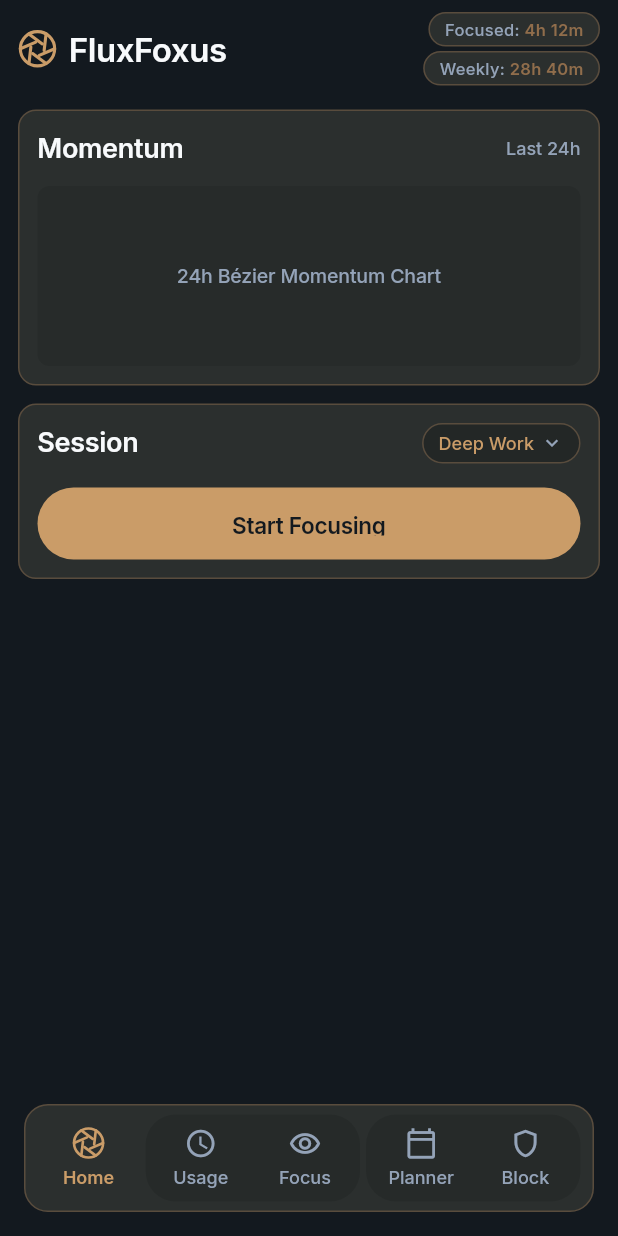
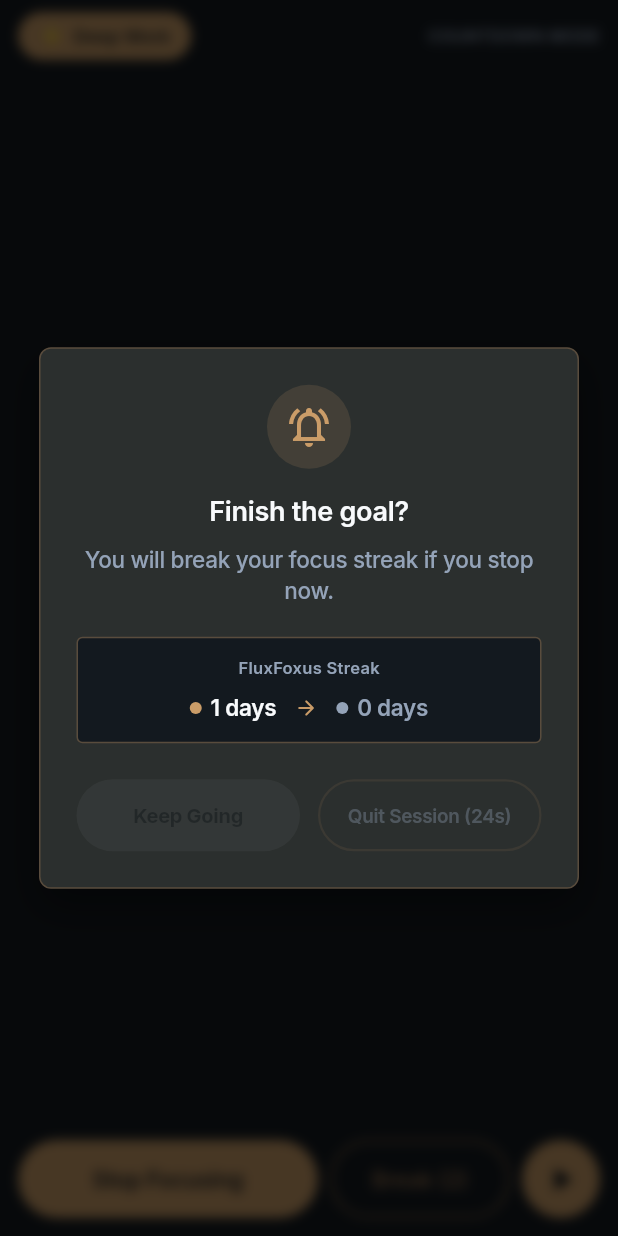
Before and after one commit to Arid-P/The_Flux, a Flutter app: the FocusSessionScreen screen opened by its route, after a tap on "Stop Focusing", on a phone screen of 412 x 824 dp. Run offline on Flutter 3.47's test engine with Material 3 defaults, Android fonts, the light colour scheme and no system bars; our stand-ins replace flutter_riverpod, go_router, google_fonts, hive_flutter, permission_handler, sqflite; missing offline and left inert: flutter_foreground_task; accounts and stored records are empty.

Commit message:
Something done. I ran i out of credits.

```diff
--- /dev/null
+++ b/fluxfoxus/lib/features/focus/data/streak_repository.dart
@@ -0,0 +1,147 @@
+import 'package:flutter_riverpod/flutter_riverpod.dart';
+import 'package:sqflite/sqflite.dart';
+
+import '../../../core/database/app_database.dart';
+import '../../../core/database/database_tables.dart';
+
+/// Abstract repository managing streak persistence and resets.
+abstract class StreakRepository {
+  /// Fetches the current active streak count in days.
+  Future<int> getCurrentStreak();
+
+  /// Resets the current streak to 0 upon abandoning/quitting a session.
+  Future<void> resetStreak();
+
+  /// Sets or increments the current streak.
+  Future<void> updateStreak(int days);
+}
+
+/// SQLite implementation of [StreakRepository] using [AppDatabase].
+class SqliteStreakRepository implements StreakRepository {
+  SqliteStreakRepository(this._database);
+
+  final AppDatabase _database;
+
+  @override
+  Future<int> getCurrentStreak() async {
+    final db = await _database.database;
+    final rows = await db.query(
+      DatabaseTables.streakRecords,
+      columns: [DatabaseTables.colStreakCurrent],
+      orderBy: '${DatabaseTables.colStreakId} DESC',
+      limit: 1,
+    );
+
+    if (rows.isEmpty) return 0;
+    return (rows.first[DatabaseTables.colStreakCurrent] as num?)?.toInt() ?? 0;
+  }
+
+  @override
+  Future<void> resetStreak() async {
+    final db = await _database.database;
+    final nowMs = DateTime.now().millisecondsSinceEpoch;
+
+    final existing = await db.query(
+      DatabaseTables.streakRecords,
+      columns: [DatabaseTables.colStreakId],
+      orderBy: '${DatabaseTables.colStreakId} DESC',
+      limit: 1,
+    );
+
+    if (existing.isNotEmpty) {
+      final id = existing.first[DatabaseTables.colStreakId];
+      await db.update(
+        DatabaseTables.streakRecords,
+        {
+          DatabaseTables.colStreakCurrent: 0,
+          DatabaseTables.colStreakUpdatedAt: nowMs,
+        },
+        where: '${DatabaseTables.colStreakId} = ?',
+        whereArgs: [id],
+      );
+    } else {
+      await db.insert(
+        DatabaseTables.streakRecords,
+        {
+          DatabaseTables.colStreakCurrent: 0,
+          DatabaseTables.colStreakLongest: 0,
+          DatabaseTables.colStreakMinSessionsPerDay: 1,
+          DatabaseTables.colStreakUpdatedAt: nowMs,
+        },
+        conflictAlgorithm: ConflictAlgorithm.replace,
+      );
+    }
+  }
+
+  @override
+  Future<void> updateStreak(int days) async {
+    final db = await _database.database;
+    final nowMs = DateTime.now().millisecondsSinceEpoch;
+
+    final existing = await db.query(
+      DatabaseTables.streakRecords,
+      orderBy: '${DatabaseTables.colStreakId} DESC',
+      limit: 1,
+    );
+
+    if (existing.isNotEmpty) {
+      final id = existing.first[DatabaseTables.colStreakId];
+      final currentLongest =
+          (existing.first[DatabaseTables.colStreakLongest] as num?)?.toInt() ?? 0;
+      final newLongest = days > currentLongest ? days : currentLongest;
+
+      await db.update(
+        DatabaseTables.streakRecords,
+        {
+          DatabaseTables.colStreakCurrent: days,
+          DatabaseTables.colStreakLongest: newLongest,
+          DatabaseTables.colStreakUpdatedAt: nowMs,
+        },
+        where: '${DatabaseTables.colStreakId} = ?',
+        whereArgs: [id],
+      );
+    } else {
+      await db.insert(
+        DatabaseTables.streakRecords,
+        {
+          DatabaseTables.colStreakCurrent: days,
+          DatabaseTables.colStreakLongest: days,
+          DatabaseTables.colStreakMinSessionsPerDay: 1,
+          DatabaseTables.colStreakUpdatedAt: nowMs,
+        },
+        conflictAlgorithm: ConflictAlgorithm.replace,
+      );
+    }
+  }
+}
+
+/// Fake in-memory implementation of [StreakRepository] for testing.
+class FakeStreakRepository implements StreakRepository {
+  FakeStreakRepository({int initialStreak = 0}) : _streak = initialStreak;
+
+  int _streak;
+
+  @override
+  Future<int> getCurrentStreak() async => _streak;
+
+  @override
+  Future<void> resetStreak() async {
+    _streak = 0;
+  }
+
+  @override
+  Future<void> updateStreak(int days) async {
+    _streak = days;
+  }
+}
+
+/// Riverpod provider for [StreakRepository].
+final streakRepositoryProvider = Provider<StreakRepository>((ref) {
+  return SqliteStreakRepository(AppDatabase());
+});
+
+/// Riverpod provider for the current active streak count.
+final currentStreakProvider = FutureProvider<int>((ref) async {
+  final repo = ref.watch(streakRepositoryProvider);
+  return repo.getCurrentStreak();
+});
--- /dev/null
+++ b/fluxfoxus/lib/features/focus/domain/wait_time_calculator.dart
@@ -0,0 +1,47 @@
+/// Wait time calculator for the Stop Focusing discipline friction modal.
+///
+/// Implements TRD Section 5.3.3.
+/// Calculates a required wait time between 15 and 25 seconds based on
+/// current streak days and distracting app usage ratio.
+/// Note: Productive app time is strictly excluded from usage calculations.
+class WaitTimeCalculator {
+  const WaitTimeCalculator._();
+
+  /// Calculates the required wait time in seconds (clamped between 15 and 25).
+  static int calculateWaitSeconds({
+    required int streakDays,
+    required Duration todayDistractingUsage,
+    required Duration avgDistractingUsage,
+  }) {
+    final weights = getWeights(streakDays);
+
+    final usageRatio = avgDistractingUsage.inSeconds == 0
+        ? 1.0
+        : todayDistractingUsage.inSeconds / avgDistractingUsage.inSeconds;
+
+    final streakScore = weights.streak * 25;
+    final usageScore = weights.usage * 25 * usageRatio.clamp(0.0, 1.0);
+
+    return (streakScore + usageScore).clamp(15.0, 25.0).round();
+  }
+
+  /// Returns the weight distribution between streak length and distracting usage.
+  ///
+  /// | Streak Length | Streak Weight | Usage Weight |
+  /// | < 10 days     | 55%           | 45%          |
+  /// | 10–20 days    | 45%           | 55%          |
+  /// | 21–29 days    | 40%           | 60%          |
+  /// | 30–44 days    | 25%           | 75%          |
+  /// | 45–59 days    | 15%           | 85%          |
+  /// | 60–89 days    | 10%           | 90%          |
+  /// | ≥ 100 days    | 0%            | 100%         |
+  static ({double streak, double usage}) getWeights(int days) {
+    if (days < 10) return (streak: 0.55, usage: 0.45);
+    if (days < 21) return (streak: 0.45, usage: 0.55);
+    if (days < 30) return (streak: 0.40, usage: 0.60);
+    if (days < 45) return (streak: 0.25, usage: 0.75);
+    if (days < 60) return (streak: 0.15, usage: 0.85);
+    if (days < 100) return (streak: 0.10, usage: 0.90);
+    return (streak: 0.00, usage: 1.00);
+  }
+}
--- a/fluxfoxus/lib/features/focus/focus.dart
+++ b/fluxfoxus/lib/features/focus/focus.dart
@@ -1,6 +1,8 @@
 export 'data/focus_session_repository.dart';
+export 'data/streak_repository.dart';
 export 'domain/focus_session.dart';
 export 'domain/session_status.dart';
 export 'domain/timer_mode.dart';
+export 'domain/wait_time_calculator.dart';
 export 'presentation/focus_session_notifier.dart';
 export 'services/foreground_timer_service.dart';
--- a/fluxfoxus/lib/presentation/screens/focus_session_screen.dart
+++ b/fluxfoxus/lib/presentation/screens/focus_session_screen.dart
@@ -4,6 +4,7 @@
 import '../../core/navigation/app_routes.dart';
 import '../../core/theme/theme.dart';
 import '../../features/focus/focus.dart';
+import '../widgets/stop_focusing_modal.dart';
 
 /// FocusSessionScreen renders the full-screen takeover active focus session.
 /// Integrates with FocusSessionNotifier, mechanical FlipClock,
@@ -16,6 +17,7 @@
   final Duration? targetDuration;
   final int breaksTotal;
   final Duration breakDuration;
+  final int? countdownSecondsOverride;
 
   const FocusSessionScreen({
     super.key,
@@ -26,7 +28,9 @@
     this.targetDuration = const Duration(minutes: 90),
     this.breaksTotal = 2,
     this.breakDuration = const Duration(minutes: 5),
+    this.countdownSecondsOverride,
   });
+
 
   @override
   ConsumerState<FocusSessionScreen> createState() => _FocusSessionScreenState();
@@ -268,11 +272,51 @@
                               height: 52,
                               child: ElevatedButton(
                                 key: const Key('stop_focusing_button'),
-                                onPressed: () {
-                                  context.go(AppRoutes.home);
-                                  ref
-                                      .read(focusSessionProvider.notifier)
-                                      .stopSession();
+                                onPressed: () async {
+                                  final wasRunning =
+                                      session.status == SessionStatus.running;
+                                  if (wasRunning) {
+                                    ref
+                                        .read(focusSessionProvider.notifier)
+                                        .pauseSession();
+                                  }
+
+                                  final streak = await ref
+                                      .read(streakRepositoryProvider)
+                                      .getCurrentStreak();
+                                  if (!context.mounted) return;
+
+                                  final confirmed =
+                                      await StopFocusingModal.show(
+                                    context,
+                                    streakDays: streak > 0 ? streak : 1,
+                                    countdownOverride:
+                                        widget.countdownSecondsOverride,
+                                  );
+
+                                  if (!context.mounted) return;
+
+                                  if (confirmed == true) {
+                                    try {
+                                      await ref
+                                          .read(streakRepositoryProvider)
+                                          .resetStreak();
+                                    } catch (_) {}
+                                    try {
+                                      await ref
+                                          .read(focusSessionProvider.notifier)
+                                          .stopSession();
+                                    } catch (_) {}
+                                    if (context.mounted) {
+                                      context.go(AppRoutes.home);
+                                    }
+                                  } else if (wasRunning) {
+                                    try {
+                                      await ref
+                                          .read(focusSessionProvider.notifier)
+                                          .resumeSession();
+                                    } catch (_) {}
+                                  }
                                 },
                                 style: ElevatedButton.styleFrom(
                                   backgroundColor: isBreak
--- /dev/null
+++ b/fluxfoxus/lib/presentation/widgets/stop_focusing_modal.dart
@@ -0,0 +1,361 @@
+import 'dart:async';
+import 'dart:ui';
+import 'package:flutter/material.dart';
+
+import '../../core/theme/theme.dart';
+import '../../features/focus/domain/wait_time_calculator.dart';
+
+/// Friction modal displayed when attempting to stop or abandon an active focus session.
+///
+/// Implements PRD/TRD Section 5.3.3 and `ui_focus_session.md` Section 3.
+/// Features a formula-driven discipline delay (15–25 seconds) during which action
+/// buttons remain locked to prevent impulsive quits.
+class StopFocusingModal extends StatefulWidget {
+  const StopFocusingModal({
+    super.key,
+    this.streakDays = 1,
+    this.todayDistractingUsage = Duration.zero,
+    this.avgDistractingUsage = Duration.zero,
+    this.countdownOverride,
+    this.onKeepGoing,
+    this.onQuit,
+  });
+
+  /// Current active streak in days.
+  final int streakDays;
+
+  /// Today's cumulative distracting app screen time.
+  final Duration todayDistractingUsage;
+
+  /// Personal average daily distracting app screen time.
+  final Duration avgDistractingUsage;
+
+  /// Testing override for the initial countdown seconds.
+  /// If provided, bypasses the formula calculation.
+  final int? countdownOverride;
+
+  /// Callback invoked when "Keep Going" is tapped.
+  final VoidCallback? onKeepGoing;
+
+  /// Callback invoked when "Quit Session" is confirmed.
+  final VoidCallback? onQuit;
+
+  /// Displays the modal dialog over the current screen.
+  ///
+  /// Returns `true` if the user confirmed "Quit Session", `false` if they tapped
+  /// "Keep Going", or `null` if cancelled.
+  static Future<bool?> show(
+    BuildContext context, {
+    int streakDays = 1,
+    Duration todayDistractingUsage = Duration.zero,
+    Duration avgDistractingUsage = Duration.zero,
+    int? countdownOverride,
+    VoidCallback? onKeepGoing,
+    VoidCallback? onQuit,
+  }) {
+    return showDialog<bool>(
+      context: context,
+      barrierDismissible: false,
+      barrierColor: Colors.black.withValues(alpha: 0.65),
+      builder: (ctx) => BackdropFilter(
+        filter: ImageFilter.blur(sigmaX: 4, sigmaY: 4),
+        child: StopFocusingModal(
+          streakDays: streakDays,
+          todayDistractingUsage: todayDistractingUsage,
+          avgDistractingUsage: avgDistractingUsage,
+          countdownOverride: countdownOverride,
+          onKeepGoing: onKeepGoing,
+          onQuit: onQuit,
+        ),
+      ),
+    );
+  }
+
+  @override
+  State<StopFocusingModal> createState() => _StopFocusingModalState();
+}
+
+class _StopFocusingModalState extends State<StopFocusingModal> {
+  late int _remainingSeconds;
+  Timer? _timer;
+
+  @override
+  void initState() {
+    super.initState();
+    _remainingSeconds = widget.countdownOverride ??
+        WaitTimeCalculator.calculateWaitSeconds(
+          streakDays: widget.streakDays,
+          todayDistractingUsage: widget.todayDistractingUsage,
+          avgDistractingUsage: widget.avgDistractingUsage,
+        );
+
+    if (_remainingSeconds > 0) {
+      _startCountdown();
+    }
+  }
+
+  void _startCountdown() {
+    _timer?.cancel();
+    _timer = Timer.periodic(const Duration(seconds: 1), (timer) {
+      if (!mounted) {
+        timer.cancel();
+        return;
+      }
+      setState(() {
+        if (_remainingSeconds > 1) {
+          _remainingSeconds--;
+        } else {
+          _remainingSeconds = 0;
+          timer.cancel();
+        }
+      });
+    });
+  }
+
+  @override
+  void dispose() {
+    _timer?.cancel();
+    super.dispose();
+  }
+
+  void _handleKeepGoing() {
+    if (_remainingSeconds > 0) return;
+    widget.onKeepGoing?.call();
+    Navigator.of(context).pop(false);
+  }
+
+  void _handleQuit() {
+    if (_remainingSeconds > 0) return;
+    widget.onQuit?.call();
+    Navigator.of(context).pop(true);
+  }
+
+  @override
+  Widget build(BuildContext context) {
+    final bool isUnlocked = _remainingSeconds == 0;
+
+    return Dialog(
+      backgroundColor: Colors.transparent,
+      insetPadding: const EdgeInsets.symmetric(horizontal: AppSpacing.l),
+      child: Center(
+        child: ConstrainedBox(
+          constraints: const BoxConstraints(maxWidth: 360),
+          child: Container(
+            padding: const EdgeInsets.all(AppSpacing.xxl),
+            decoration: BoxDecoration(
+              color: ThemeTokens.surface,
+              borderRadius: BorderRadius.circular(AppRadius.card),
+              border: Border.all(color: ThemeTokens.border, width: 1),
+              boxShadow: [
+                BoxShadow(
+                  color: Colors.black.withValues(alpha: 0.4),
+                  blurRadius: 24,
+                  offset: const Offset(0, 12),
+                ),
+              ],
+            ),
+            child: Column(
+              mainAxisSize: MainAxisSize.min,
+              children: [
+                // Alert Bell Icon
+                Container(
+                  width: 56,
+                  height: 56,
+                  decoration: BoxDecoration(
+                    color: ThemeTokens.primary.withValues(alpha: 0.15),
+                    shape: BoxShape.circle,
+                  ),
+                  alignment: Alignment.center,
+                  child: const Icon(
+                    Icons.notifications_active_outlined,
+                    color: ThemeTokens.primary,
+                    size: 32,
+                  ),
+                ),
+                const SizedBox(height: AppSpacing.l),
+
+                // Primary Text
+                Text(
+                  'Finish the goal?',
+                  textAlign: TextAlign.center,
+                  style: AppTypography.heading2(
+                    color: ThemeTokens.textPrimary,
+                    weight: FontWeight.w600,
+                  ),
+                ),
+                const SizedBox(height: AppSpacing.s),
+
+                // Secondary Text
+                Text(
+                  'You will break your focus streak if you stop now.',
+                  textAlign: TextAlign.center,
+                  style: AppTypography.body(
+                    color: ThemeTokens.textMuted,
+                  ),
+                ),
+                const SizedBox(height: AppSpacing.xl),
+
+                // Streak Display Container
+                Container(
+                  width: double.infinity,
+                  padding: const EdgeInsets.symmetric(
+                    vertical: AppSpacing.m,
+                    horizontal: AppSpacing.l,
+                  ),
+                  decoration: BoxDecoration(
+                    color: ThemeTokens.background,
+                    borderRadius: BorderRadius.circular(AppRadius.sm),
+                    border: Border.all(color: ThemeTokens.border, width: 1),
+                  ),
+                  child: Column(
+                    children: [
+                      Text(
+                        'FluxFoxus Streak',
+                        style: AppTypography.micro(
+                          color: ThemeTokens.textMuted,
+                          weight: FontWeight.w600,
+                        ),
+                      ),
+                      const SizedBox(height: AppSpacing.s),
+                      Row(
+                        mainAxisAlignment: MainAxisAlignment.center,
+                        children: [
+                          // Left: Amber dot + X days
+                          Container(
+                            width: 8,
+                            height: 8,
+                            decoration: const BoxDecoration(
+                              color: ThemeTokens.primary,
+                              shape: BoxShape.circle,
+                            ),
+                          ),
+                          const SizedBox(width: 6),
+                          Text(
+                            '${widget.streakDays} days',
+                            style: AppTypography.body(
+                              color: ThemeTokens.textPrimary,
+                              weight: FontWeight.w600,
+                            ),
+                          ),
+                          const SizedBox(width: AppSpacing.m),
+
+                          // Arrow
+                          const Icon(
+                            Icons.arrow_forward_rounded,
+                            size: 16,
+                            color: ThemeTokens.primary,
+                          ),
+                          const SizedBox(width: AppSpacing.m),
+
+                          // Right: Grey dot + 0 days
+                          Container(
+                            width: 8,
+                            height: 8,
+                            decoration: const BoxDecoration(
+                              color: ThemeTokens.textMuted,
+                              shape: BoxShape.circle,
+                            ),
+                          ),
+                          const SizedBox(width: 6),
+                          Text(
+                            '0 days',
+                            style: AppTypography.body(
+                              color: ThemeTokens.textMuted,
+                              weight: FontWeight.w600,
+                            ),
+                          ),
+                        ],
+                      ),
+                    ],
+                  ),
+                ),
+                const SizedBox(height: AppSpacing.xxl),
+
+                // Action Buttons Row (Side by side)
+                Row(
+                  children: [
+                    // Keep Going (Primary)
+                    Expanded(
+                      child: SizedBox(
+                        height: 48,
+                        child: Opacity(
+                          opacity: isUnlocked ? 1.0 : 0.35,
+                          child: ElevatedButton(
+                            key: const Key('modal_keep_going_button'),
+                            onPressed: isUnlocked ? _handleKeepGoing : null,
+                            style: ElevatedButton.styleFrom(
+                              backgroundColor: ThemeTokens.primary,
+                              foregroundColor: ThemeTokens.background,
+                              shape: RoundedRectangleBorder(
+                                borderRadius: BorderRadius.circular(
+                                  ThemeTokens.radiusPill,
+                                ),
+                              ),
+                              elevation: 0,
+                            ),
+                            child: FittedBox(
+                              fit: BoxFit.scaleDown,
+                              child: Text(
+                                'Keep Going',
+                                style: AppTypography.button(
+                                  color: ThemeTokens.background,
+                                  weight: FontWeight.w700,
+                                ),
+                              ),
+                            ),
+                          ),
+                        ),
+                      ),
+                    ),
+                    const SizedBox(width: AppSpacing.m),
+
+                    // Quit Session (Secondary)
+                    Expanded(
+                      child: SizedBox(
+                        height: 48,
+                        child: Opacity(
+                          opacity: isUnlocked ? 1.0 : 0.35,
+                          child: OutlinedButton(
+                            key: const Key('modal_quit_session_button'),
+                            onPressed: isUnlocked ? _handleQuit : null,
+                            style: OutlinedButton.styleFrom(
+                              side: BorderSide(
+                                color: isUnlocked
+                                    ? ThemeTokens.accent
+                                    : ThemeTokens.border,
+                                width: 1.5,
+                              ),
+                              shape: RoundedRectangleBorder(
+                                borderRadius: BorderRadius.circular(
+                                  ThemeTokens.radiusPill,
+                                ),
+                              ),
+                            ),
+                            child: FittedBox(
+                              fit: BoxFit.scaleDown,
+                              child: Text(
+                                isUnlocked
+                                    ? 'Quit Session'
+                                    : 'Quit Session (${_remainingSeconds}s)',
+                                style: AppTypography.button(
+                                  color: isUnlocked
+                                      ? ThemeTokens.textPrimary
+                                      : ThemeTokens.textMuted,
+                                  weight: FontWeight.w600,
+                                ),
+                              ),
+                            ),
+                          ),
+                        ),
+                      ),
+                    ),
+                  ],
+                ),
+              ],
+            ),
+          ),
+        ),
+      ),
+    );
+  }
+}
```
Also changed, not shown: fluxfoxus/lib/features/focus/data/focus_session_repository.dart (+33 -0 lines), fluxfoxus/lib/features/focus/presentation/focus_session_notifier.dart (+5 -3 lines), fluxfoxus/lib/features/focus/services/foreground_timer_service.dart (+26 -0 lines), Screenshot From 2026-09-28 14-11-01.png (added), 5 other files.
